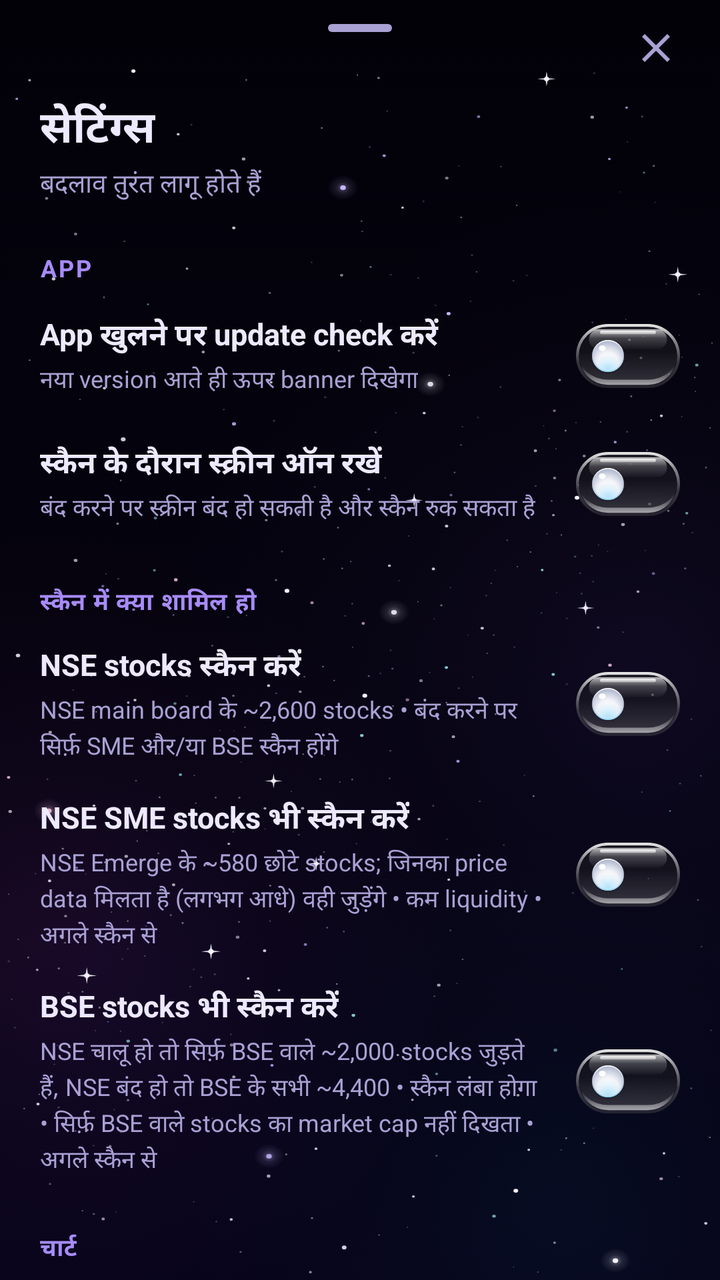
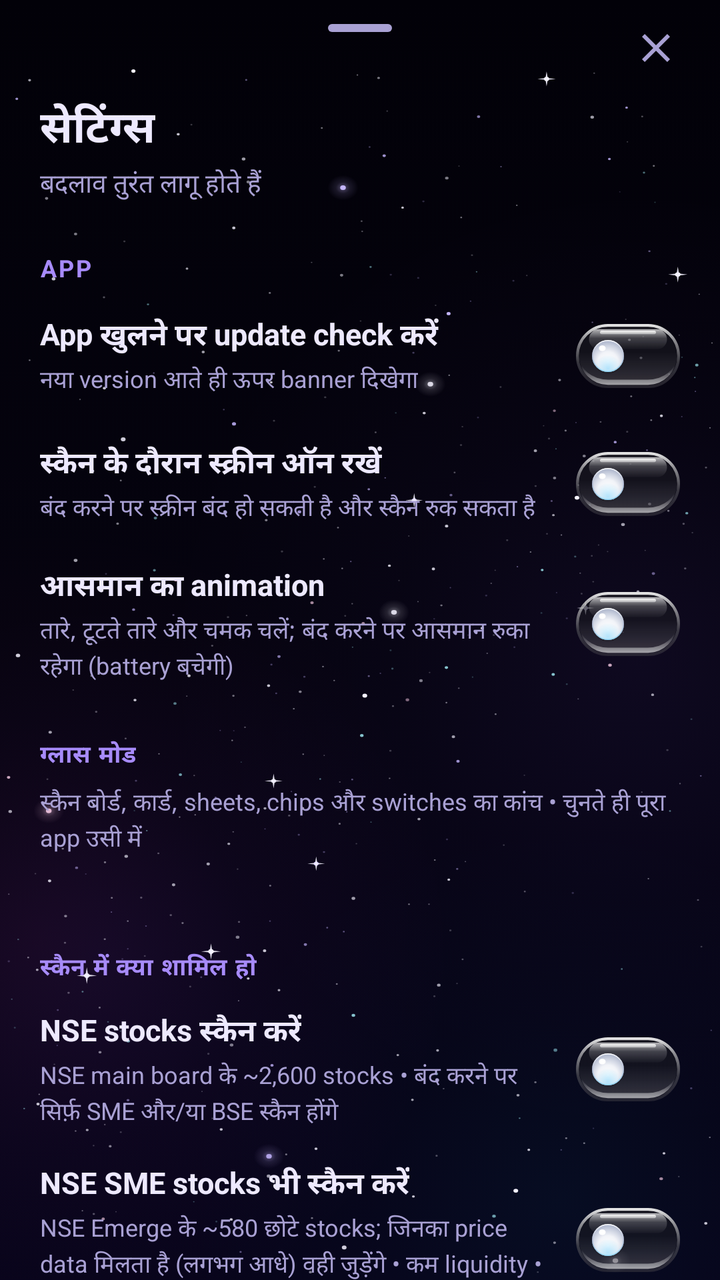

Screens rendered from an Android XML layout before and after an edit, with the pre-edit source and the edit as a unified diff.
<!-- AndroidManifest.xml: application theme Theme.ShareScan -->
<!-- res/layout/sheet_settings.xml -->
<?xml version="1.0" encoding="utf-8"?>
<LinearLayout xmlns:android="http://schemas.android.com/apk/res/android"
    xmlns:app="http://schemas.android.com/apk/res-auto"
    android:layout_width="match_parent"
    android:layout_height="wrap_content"
    android:orientation="vertical">

    <include
        android:id="@+id/sheetTopBar"
        layout="@layout/sheet_top_bar" />

    <TextView
        style="@style/SheetTitle"
        android:layout_width="wrap_content"
        android:layout_height="wrap_content"
        android:text="@string/settings_title" />

    <TextView
        style="@style/SheetSubtitle"
        android:layout_width="wrap_content"
        android:layout_height="wrap_content"
        android:text="@string/settings_subtitle" />

    <androidx.core.widget.NestedScrollView
        android:layout_width="match_parent"
        android:layout_height="wrap_content">

        <LinearLayout
            android:layout_width="match_parent"
            android:layout_height="wrap_content"
            android:orientation="vertical"
            android:paddingBottom="24dp">

            <TextView
                style="@style/SettingsSection"
                android:layout_width="wrap_content"
                android:layout_height="wrap_content"
                android:text="@string/settings_section_app" />

            <LinearLayout
                android:id="@+id/settingUpdatesRow"
                style="@style/SettingsRow"
                android:layout_width="match_parent"
                android:layout_height="wrap_content">

                <LinearLayout
                    android:layout_width="0dp"
                    android:layout_height="wrap_content"
                    android:layout_marginEnd="12dp"
                    android:layout_weight="1"
                    android:orientation="vertical">

                    <TextView
                        style="@style/SettingsRowTitle"
                        android:layout_width="wrap_content"
                        android:layout_height="wrap_content"
                        android:text="@string/settings_updates" />

                    <TextView
                        style="@style/SettingsRowBody"
                        android:layout_width="wrap_content"
                        android:layout_height="wrap_content"
                        android:text="@string/settings_updates_body" />
                </LinearLayout>

                <com.google.android.material.materialswitch.MaterialSwitch
                    android:id="@+id/settingUpdates"
                    android:layout_width="wrap_content"
                    android:layout_height="wrap_content"
                    android:contentDescription="@string/settings_updates" />
            </LinearLayout>

            <LinearLayout
                android:id="@+id/settingScreenRow"
                style="@style/SettingsRow"
                android:layout_width="match_parent"
                android:layout_height="wrap_content">

                <LinearLayout
                    android:layout_width="0dp"
                    android:layout_height="wrap_content"
                    android:layout_marginEnd="12dp"
                    android:layout_weight="1"
                    android:orientation="vertical">

                    <TextView
                        style="@style/SettingsRowTitle"
                        android:layout_width="wrap_content"
                        android:layout_height="wrap_content"
                        android:text="@string/settings_screen" />

                    <TextView
                        style="@style/SettingsRowBody"
                        android:layout_width="wrap_content"
                        android:layout_height="wrap_content"
                        android:text="@string/settings_screen_body" />
                </LinearLayout>

                <com.google.android.material.materialswitch.MaterialSwitch
                    android:id="@+id/settingScreen"
                    android:layout_width="wrap_content"
                    android:layout_height="wrap_content"
                    android:contentDescription="@string/settings_screen" />
            </LinearLayout>

            <TextView
                style="@style/SettingsSection"
                android:layout_width="wrap_content"
                android:layout_height="wrap_content"
                android:text="@string/settings_section_scan" />

            <LinearLayout
                android:id="@+id/settingNseRow"
                style="@style/SettingsRow"
                android:layout_width="match_parent"
                android:layout_height="wrap_content">

                <LinearLayout
                    android:layout_width="0dp"
                    android:layout_height="wrap_content"
                    android:layout_marginEnd="12dp"
                    android:layout_weight="1"
                    android:orientation="vertical">

                    <TextView
                        style="@style/SettingsRowTitle"
                        android:layout_width="wrap_content"
                        android:layout_height="wrap_content"
                        android:text="@string/settings_nse" />

                    <TextView
                        style="@style/SettingsRowBody"
                        android:layout_width="wrap_content"
                        android:layout_height="wrap_content"
                        android:text="@string/settings_nse_body" />
                </LinearLayout>

                <com.google.android.material.materialswitch.MaterialSwitch
                    android:id="@+id/settingNse"
                    android:layout_width="wrap_content"
                    android:layout_height="wrap_content"
                    android:contentDescription="@string/settings_nse" />
            </LinearLayout>

            <LinearLayout
                android:id="@+id/settingSmeRow"
                style="@style/SettingsRow"
                android:layout_width="match_parent"
                android:layout_height="wrap_content">

                <LinearLayout
                    android:layout_width="0dp"
                    android:layout_height="wrap_content"
                    android:layout_marginEnd="12dp"
                    android:layout_weight="1"
                    android:orientation="vertical">

                    <TextView
                        style="@style/SettingsRowTitle"
                        android:layout_width="wrap_content"
                        android:layout_height="wrap_content"
                        android:text="@string/settings_sme" />

                    <TextView
                        style="@style/SettingsRowBody"
                        android:layout_width="wrap_content"
                        android:layout_height="wrap_content"
                        android:text="@string/settings_sme_body" />
                </LinearLayout>

                <com.google.android.material.materialswitch.MaterialSwitch
                    android:id="@+id/settingSme"
                    android:layout_width="wrap_content"
                    android:layout_height="wrap_content"
                    android:contentDescription="@string/settings_sme" />
            </LinearLayout>

            <LinearLayout
                android:id="@+id/settingBseRow"
                style="@style/SettingsRow"
                android:layout_width="match_parent"
                android:layout_height="wrap_content">

                <LinearLayout
                    android:layout_width="0dp"
                    android:layout_height="wrap_content"
                    android:layout_marginEnd="12dp"
                    android:layout_weight="1"
                    android:orientation="vertical">

                    <TextView
                        style="@style/SettingsRowTitle"
                        android:layout_width="wrap_content"
                        android:layout_height="wrap_content"
                        android:text="@string/settings_bse" />

                    <TextView
                        style="@style/SettingsRowBody"
                        android:layout_width="wrap_content"
                        android:layout_height="wrap_content"
                        android:text="@string/settings_bse_body" />
                </LinearLayout>

                <com.google.android.material.materialswitch.MaterialSwitch
                    android:id="@+id/settingBse"
                    android:layout_width="wrap_content"
                    android:layout_height="wrap_content"
                    android:contentDescription="@string/settings_bse" />
            </LinearLayout>

            <TextView
                style="@style/SettingsSection"
                android:layout_width="wrap_content"
                android:layout_height="wrap_content"
                android:text="@string/settings_section_chart" />

            <TextView
                style="@style/SettingsRowBody"
                android:layout_width="wrap_content"
                android:layout_height="wrap_content"
                android:layout_marginHorizontal="20dp"
                android:text="@string/settings_chart_body" />

            <com.google.android.material.chip.ChipGroup
                android:id="@+id/settingChart"
                android:layout_width="match_parent"
                android:layout_height="wrap_content"
                android:layout_marginTop="8dp"
                android:paddingHorizontal="20dp"
                app:selectionRequired="true"
                app:singleSelection="true" />

            <TextView
                style="@style/SettingsSection"
                android:layout_width="wrap_content"
                android:layout_height="wrap_content"
                android:text="@string/settings_section_data" />

            <com.google.android.material.button.MaterialButton
                android:id="@+id/settingClearWatchlist"
                style="@style/SettingsAction"
                android:layout_width="match_parent"
                android:layout_height="wrap_content"
                app:icon="@drawable/ic_star_outline" />

            <com.google.android.material.button.MaterialButton
                android:id="@+id/settingResetFilters"
                style="@style/SettingsAction"
                android:layout_width="match_parent"
                android:layout_height="wrap_content"
                android:text="@string/settings_reset_filters"
                app:icon="@drawable/ic_tune" />

            <com.google.android.material.button.MaterialButton
                android:id="@+id/settingClearRanks"
                style="@style/SettingsAction"
                android:layout_width="match_parent"
                android:layout_height="wrap_content"
                android:text="@string/settings_clear_ranks"
                app:icon="@drawable/ic_delete" />
        </LinearLayout>
    </androidx.core.widget.NestedScrollView>
</LinearLayout>
<!-- res/layout/sheet_top_bar.xml (included above) -->
<?xml version="1.0" encoding="utf-8"?>
<FrameLayout xmlns:android="http://schemas.android.com/apk/res/android"
    xmlns:app="http://schemas.android.com/apk/res-auto"
    android:layout_width="match_parent"
    android:layout_height="wrap_content">

    <com.google.android.material.bottomsheet.BottomSheetDragHandleView
        android:layout_width="match_parent"
        android:layout_height="wrap_content" />

    <ImageButton
        android:id="@+id/sheetBack"
        android:layout_width="48dp"
        android:layout_height="48dp"
        android:layout_gravity="start|center_vertical"
        android:layout_marginStart="8dp"
        android:background="?attr/selectableItemBackgroundBorderless"
        android:contentDescription="@string/sheet_back"
        android:src="@drawable/ic_arrow_back"
        android:visibility="gone"
        app:tint="@color/text_primary" />

    <ImageButton
        android:id="@+id/sheetClose"
        android:layout_width="48dp"
        android:layout_height="48dp"
        android:layout_gravity="end|center_vertical"
        android:layout_marginEnd="8dp"
        android:background="?attr/selectableItemBackgroundBorderless"
        android:contentDescription="@string/sheet_close"
        android:src="@drawable/ic_close"
        app:tint="@color/text_secondary" />
</FrameLayout>
<!-- resources referenced by this layout -->
<resources>
  <style name="Theme.ShareScan" parent="Theme.Material3.Dark.NoActionBar">
          <item name="colorPrimary">@color/galaxy_accent</item>
          <item name="colorOnPrimary">@color/galaxy_on_accent</item>
          <item name="colorPrimaryContainer">@color/galaxy_accent_container</item>
          <item name="colorOnPrimaryContainer">@color/galaxy_on_accent_container</item>
          <item name="colorPrimaryInverse">@color/galaxy_primary_inverse</item>
          <item name="colorSecondary">@color/galaxy_cyan</item>
          <item name="colorOnSecondary">@color/galaxy_on_accent</item>
          <item name="colorSecondaryContainer">@color/galaxy_accent_container</item>
          <item name="colorOnSecondaryContainer">@color/galaxy_on_accent_container</item>
          <item name="colorTertiary">@color/galaxy_magenta</item>
          <item name="colorOnTertiary">@color/galaxy_on_accent</item>
          <item name="colorSurface">@color/galaxy_bg</item>
          <item name="colorSurfaceVariant">@color/galaxy_surface_high</item>
          <item name="colorSurfaceContainerLowest">@color/galaxy_surface_lowest</item>
          <item name="colorSurfaceContainerLow">@color/galaxy_surface_low</item>
          <item name="colorSurfaceContainer">@color/galaxy_surface</item>
          <item name="colorSurfaceContainerHigh">@color/galaxy_surface_high</item>
          <item name="colorSurfaceContainerHighest">@color/galaxy_surface_highest</item>
          <item name="colorSurfaceInverse">@color/galaxy_text</item>
          <item name="colorOnSurfaceInverse">@color/galaxy_on_accent</item>
          <item name="colorOnSurface">@color/galaxy_text</item>
          <item name="colorOnSurfaceVariant">@color/galaxy_text_soft</item>
          <item name="colorOnBackground">@color/galaxy_text</item>
          <item name="colorOutline">@color/galaxy_outline</item>
          <item name="colorOutlineVariant">@color/galaxy_outline</item>
          <item name="colorError">@color/bear</item>
          <item name="android:colorBackground">@color/galaxy_bg</item>
          <item name="android:windowBackground">@drawable/bg_galaxy</item>
          <item name="bottomSheetDialogTheme">@style/ThemeOverlay.ShareScan.BottomSheetDialog</item>
          <item name="scanCard">@color/galaxy_card</item>
          <item name="scanCardStroke">@color/galaxy_card_stroke</item>
          <item name="scanSheet">@color/galaxy_sheet</item>
          <item name="scanTrack">@color/galaxy_track</item>
          <item name="scanHeroBackground">@drawable/bg_hero</item>
          <item name="scanLogoBackground">@drawable/bg_logo</item>
          <item name="materialSwitchStyle">@style/Widget.ShareScan.Switch</item>
          <item name="materialButtonStyle">@style/Widget.ShareScan.Button</item>
          <item name="imageButtonStyle">@style/Widget.ShareScan.ImageButton</item>
          <item name="materialAlertDialogTheme">@style/ThemeOverlay.ShareScan.Dialog</item>
      </style>
  <style name="Widget.ShareScan.BottomSheet" parent="Widget.Material3.BottomSheet.Modal">
          <item name="backgroundTint">?attr/scanSheet</item>
      </style>
  <color name="hero_glass_mid">#B86A22B5</color>
  <color name="hero_glass_end">#AD08718F</color>
  <color name="hero_glass_start">#AD22104E</color>
  <!-- drawable switch_glass_track_on: vector/xml drawable (drawable, 4487 chars, omitted) -->
  <!-- drawable switch_glass_track_off: vector/xml drawable (drawable, 4195 chars, omitted) -->
  <!-- unchanged entries left out for length: 78 -->
</resources>

<!-- the commit's change to res/layout/sheet_settings.xml (unified diff, before → after) -->
@@ -102,6 +102,70 @@
                     android:layout_height="wrap_content"
                     android:contentDescription="@string/settings_screen" />
             </LinearLayout>
+
+            <LinearLayout
+                android:id="@+id/settingSkyRow"
+                style="@style/SettingsRow"
+                android:layout_width="match_parent"
+                android:layout_height="wrap_content">
+
+                <LinearLayout
+                    android:layout_width="0dp"
+                    android:layout_height="wrap_content"
+                    android:layout_marginEnd="12dp"
+                    android:layout_weight="1"
+                    android:orientation="vertical">
+
+                    <TextView
+                        style="@style/SettingsRowTitle"
+                        android:layout_width="wrap_content"
+                        android:layout_height="wrap_content"
+                        android:text="@string/settings_sky" />
+
+                    <TextView
+                        style="@style/SettingsRowBody"
+                        android:layout_width="wrap_content"
+                        android:layout_height="wrap_content"
+                        android:text="@string/settings_sky_body" />
+                </LinearLayout>
+
+                <com.google.android.material.materialswitch.MaterialSwitch
+                    android:id="@+id/settingSky"
+                    android:layout_width="wrap_content"
+                    android:layout_height="wrap_content"
+                    android:contentDescription="@string/settings_sky" />
+            </LinearLayout>
+
+            
+            <TextView
+                style="@style/SettingsSection"
+                android:layout_width="wrap_content"
+                android:layout_height="wrap_content"
+                android:text="@string/settings_section_glass" />
+
+            <TextView
+                style="@style/SettingsRowBody"
+                android:layout_width="wrap_content"
+                android:layout_height="wrap_content"
+                android:layout_marginHorizontal="20dp"
+                android:text="@string/settings_glass_body" />
+
+            <com.google.android.material.chip.ChipGroup
+                android:id="@+id/settingGlass"
+                android:layout_width="match_parent"
+                android:layout_height="wrap_content"
+                android:layout_marginTop="8dp"
+                android:paddingHorizontal="20dp"
+                app:selectionRequired="true"
+                app:singleSelection="true" />
+
+            <TextView
+                android:id="@+id/settingGlassCurrent"
+                style="@style/SettingsRowBody"
+                android:layout_width="wrap_content"
+                android:layout_height="wrap_content"
+                android:layout_marginHorizontal="20dp"
+                android:layout_marginTop="4dp" />
 
             <TextView
                 style="@style/SettingsSection"
<!-- resource entries referenced after the edit -->
@@ -1,6 +1,10 @@
 <!-- resources referenced by this layout -->
 <resources>
-  <style name="Theme.ShareScan" parent="Theme.Material3.Dark.NoActionBar">
+  <string name="settings_glass_body">स्कैन बोर्ड, कार्ड, sheets, chips और switches का कांच • चुनते ही पूरा app उसी में</string>
+  <string name="settings_section_glass">ग्लास मोड</string>
+  <string name="settings_sky">आसमान का animation</string>
+  <string name="settings_sky_body">तारे, टूटते तारे और चमक चलें; बंद करने पर आसमान रुका रहेगा (battery बचेगी)</string>
+  <style name="Theme.ShareScan" parent="Base.Theme.ShareScan">
           <item name="colorPrimary">@color/galaxy_accent</item>
           <item name="colorOnPrimary">@color/galaxy_on_accent</item>
           <item name="colorPrimaryContainer">@color/galaxy_accent_container</item>
@@ -41,14 +45,42 @@
           <item name="imageButtonStyle">@style/Widget.ShareScan.ImageButton</item>
           <item name="materialAlertDialogTheme">@style/ThemeOverlay.ShareScan.Dialog</item>
       </style>
+  <style name="Base.Theme.ShareScan" parent="Theme.Material3.Dark.NoActionBar">
+          <item name="glassCardTint">?attr/scanCard</item>
+          <item name="glassCardAlpha">1.0</item>
+          <item name="glassCardRimTint">?attr/scanCardStroke</item>
+          <item name="glassCardRimAlpha">1.0</item>
+          <item name="glassSheetTint">?attr/scanSheet</item>
+          <item name="glassSheetAlpha">1.0</item>
+          <item name="glassHeroAlpha">1.0</item>
+          <item name="glassHeroBase">@android:color/transparent</item>
+          <item name="glassHeroWash">@android:color/transparent</item>
+          <item name="glassHeroSheen">@android:color/transparent</item>
+          <item name="glassHeroRim">@android:color/transparent</item>
+          <item name="glassChipSurface">#59000000</item>
+          <item name="glassChipSurfaceOn">#4D000000</item>
+          <item name="glassChipTintAlpha">0.20</item>
+          <item name="glassChipTintAlphaOn">0.48</item>
+          <item name="glassChipRimTint">@android:color/white</item>
+          <item name="glassChipRimAlpha">0.18</item>
+          <item name="glassShineRim">#8CFFFFFF</item>
+          <item name="glassShineRimOn">#99FFFFFF</item>
+          <item name="glassShineSpecular">#57FFFFFF</item>
+          <item name="glassShineSpecularOn">#6BFFFFFF</item>
+          <item name="glassShineGlint">#29FFFFFF</item>
+          <item name="glassSwitchBase">@android:color/transparent</item>
+          <item name="glassSwitchWash">@android:color/transparent</item>
+          <item name="glassIrisTop">@android:color/transparent</item>
+          <item name="glassIrisBottom">@android:color/transparent</item>
+      </style>
   <style name="Widget.ShareScan.BottomSheet" parent="Widget.Material3.BottomSheet.Modal">
-          <item name="backgroundTint">?attr/scanSheet</item>
+          <item name="backgroundTint">@color/glass_sheet</item>
       </style>
-  <color name="hero_glass_mid">#B86A22B5</color>
-  <color name="hero_glass_end">#AD08718F</color>
-  <color name="hero_glass_start">#AD22104E</color>
-  <!-- drawable switch_glass_track_on: vector/xml drawable (drawable, 4487 chars, omitted) -->
-  <!-- drawable switch_glass_track_off: vector/xml drawable (drawable, 4195 chars, omitted) -->
+  <color name="hero_glass_mid">#666A22B5</color>
+  <color name="hero_glass_end">#5908718F</color>
+  <color name="hero_glass_start">#5922104E</color>
+  <!-- drawable switch_glass_track_on: vector/xml drawable (drawable, 5030 chars, omitted) -->
+  <!-- drawable switch_glass_track_off: vector/xml drawable (drawable, 4904 chars, omitted) -->
   <!-- unchanged entries left out for length: 78 -->
 </resources>
 
